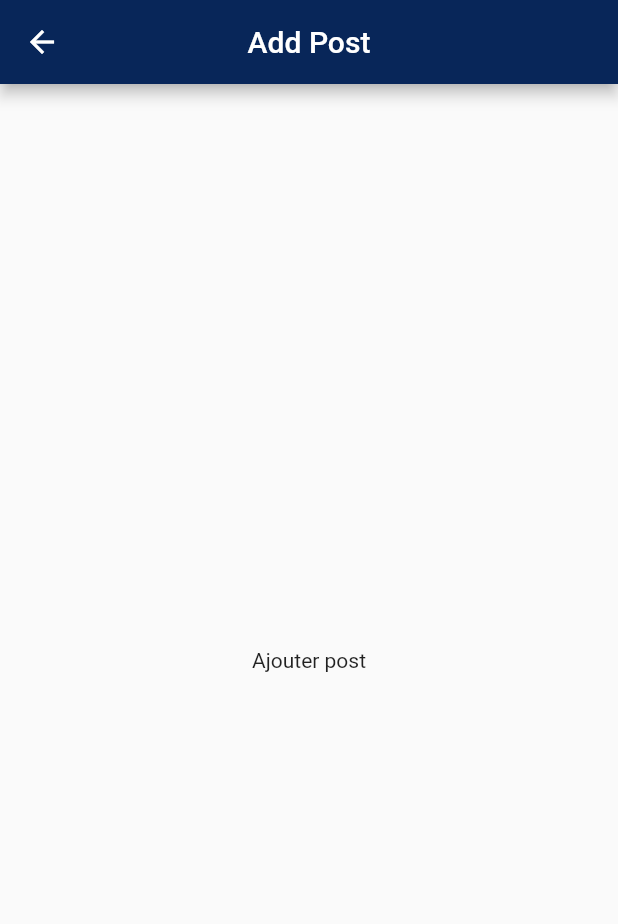
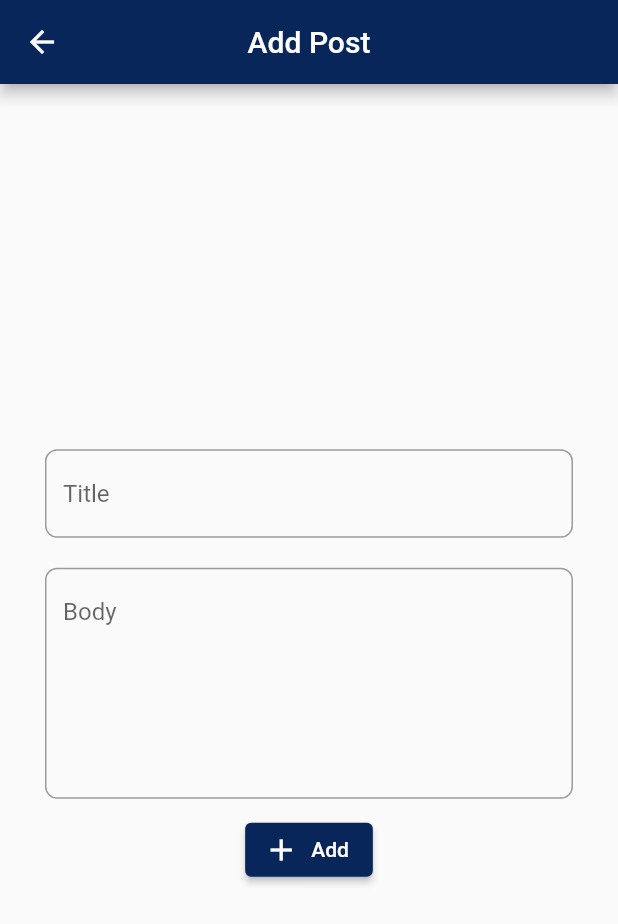
Before and after one commit to nizar-maatoug/post-app, a Flutter app: the PostAddUpdatePage screen opened directly, on a phone screen of 412 x 824 dp. Shown: the top 924 px of the screen. Run offline on Flutter 3.47's test engine with Material 2 defaults, Android fonts, the phone set to English and light mode, and no system bars; our stand-ins replace bloc, dartz, equatable, flutter_bloc, get_it, internet_connection_checker and 1 more; accounts and stored records are empty; network calls fail.

Commit message:
ajouter post v2

```diff
--- a/lib/features/posts/presentation/pages/post_add_update_page.dart
+++ b/lib/features/posts/presentation/pages/post_add_update_page.dart
@@ -1,4 +1,10 @@
 import 'package:flutter/material.dart';
+import 'package:flutter_bloc/flutter_bloc.dart';
+import 'package:posts_app/core/util/snack_bar_message.dart';
+import 'package:posts_app/core/widgets/loading_widget.dart';
+import 'package:posts_app/features/posts/presentation/bloc/add_update_delete_post/add_update_delete_post_bloc.dart';
+import 'package:posts_app/features/posts/presentation/pages/posts_page.dart';
+import 'package:posts_app/features/posts/presentation/widgets/post_add_update_widgets/form_widget.dart';
 import '../../domain/entities/post.dart';
 
 class PostAddUpdatePage extends StatelessWidget {
@@ -20,6 +26,32 @@ class PostAddUpdatePage extends StatelessWidget {
   }
 
   Widget _buildBody() {
-    return Center(child: Text('Ajouter post'));
+    return Center(
+      child: Padding(
+          padding: EdgeInsets.all(10),
+          child:
+              BlocConsumer<AddUpdateDeletePostBloc, AddUpdateDeletePostState>(
+            listener: (context, state) {
+              if (state is MessageAddUpdateDeletePostState) {
+                SnackBarMessage().showSuccessSnackBar(
+                    message: state.message, context: context);
+                Navigator.of(context).pushAndRemoveUntil(
+                    MaterialPageRoute(builder: (_) => PostPage()),
+                    (route) => false);
+              } else if (state is ErrorAddUpdateDeletePostState) {
+                SnackBarMessage().showErrorSnackBar(
+                    message: state.message, context: context);
+              }
+            },
+            builder: (context, state) {
+              if (state is LoadingAddUpdateDeletePostState) {
+                return LoadingWidget();
+              }
+
+              return FormWidget(
+                  isUpdatePost: isUpdatePost, post: isUpdatePost ? post : null);
+            },
+          )),
+    );
   }
 }
--- /dev/null
+++ b/lib/features/posts/presentation/widgets/post_add_update_widgets/form_submit_btn.dart
@@ -0,0 +1,20 @@
+import 'package:flutter/material.dart';
+
+class FormSubmitBtn extends StatelessWidget {
+  final void Function() onPressed;
+  final bool isUpdatePost;
+
+  const FormSubmitBtn({
+    Key? key,
+    required this.onPressed,
+    required this.isUpdatePost,
+  }) : super(key: key);
+
+  @override
+  Widget build(BuildContext context) {
+    return ElevatedButton.icon(
+        onPressed: onPressed,
+        icon: isUpdatePost ? Icon(Icons.edit) : Icon(Icons.add),
+        label: Text(isUpdatePost ? "Update" : "Add"));
+  }
+}
--- /dev/null
+++ b/lib/features/posts/presentation/widgets/post_add_update_widgets/form_widget.dart
@@ -0,0 +1,73 @@
+import 'package:flutter/material.dart';
+import 'package:flutter_bloc/flutter_bloc.dart';
+import 'package:posts_app/features/posts/presentation/bloc/add_update_delete_post/add_update_delete_post_bloc.dart';
+import 'package:posts_app/features/posts/presentation/widgets/post_add_update_widgets/form_submit_btn.dart';
+import 'package:posts_app/features/posts/presentation/widgets/post_add_update_widgets/text_form_field_widget.dart';
+
+import '../../../domain/entities/post.dart';
+
+class FormWidget extends StatefulWidget {
+  final bool isUpdatePost;
+  final Post? post;
+  const FormWidget({
+    Key? key,
+    required this.isUpdatePost,
+    this.post,
+  }) : super(key: key);
+
+  @override
+  State<FormWidget> createState() => _FormWidgetState();
+}
+
+class _FormWidgetState extends State<FormWidget> {
+  final _formKey = GlobalKey<FormState>();
+  TextEditingController _titleController = TextEditingController();
+  TextEditingController _bodyController = TextEditingController();
+
+  @override
+  void initState() {
+    if (widget.isUpdatePost) {
+      _titleController.text = widget.post!.title;
+      _bodyController.text = widget.post!.body;
+    }
+    super.initState();
+  }
+
+  @override
+  Widget build(BuildContext context) {
+    return Form(
+      key: _formKey,
+      child: Column(
+          mainAxisAlignment: MainAxisAlignment.center,
+          crossAxisAlignment: CrossAxisAlignment.center,
+          children: [
+            TextFormFieldWidget(
+                name: "Title", multiLines: false, controller: _titleController),
+            TextFormFieldWidget(
+                name: "Body", multiLines: true, controller: _bodyController),
+            FormSubmitBtn(
+                isUpdatePost: widget.isUpdatePost,
+                onPressed: validateFormThenUpdateOrAddPost),
+          ]),
+    );
+  }
+
+  void validateFormThenUpdateOrAddPost() {
+    final isValid = _formKey.currentState!.validate();
+
+    if (isValid) {
+      final post = Post(
+          id: widget.isUpdatePost ? widget.post!.id : null,
+          title: _titleController.text,
+          body: _bodyController.text);
+
+      if (widget.isUpdatePost) {
+        BlocProvider.of<AddUpdateDeletePostBloc>(context)
+            .add(UpdatePostEvent(post: post));
+      } else {
+        BlocProvider.of<AddUpdateDeletePostBloc>(context)
+            .add(AddPostEvent(post: post));
+      }
+    }
+  }
+}
--- /dev/null
+++ b/lib/features/posts/presentation/widgets/post_add_update_widgets/text_form_field_widget.dart
@@ -0,0 +1,26 @@
+import 'package:flutter/material.dart';
+
+class TextFormFieldWidget extends StatelessWidget {
+  final TextEditingController controller;
+  final bool multiLines;
+  final String name;
+  const TextFormFieldWidget({
+    Key? key,
+    required this.controller,
+    required this.multiLines,
+    required this.name,
+  }) : super(key: key);
+
+  @override
+  Widget build(BuildContext context) {
+    return Padding(
+        padding: EdgeInsets.symmetric(vertical: 10, horizontal: 20),
+        child: TextFormField(
+          minLines: multiLines ? 6 : 1,
+          maxLines: multiLines ? 6 : 1,
+          controller: controller,
+          validator: (val) => val!.isEmpty ? "$name Can't be empty" : null,
+          decoration: InputDecoration(hintText: name),
+        ));
+  }
+}
```
Also changed, not shown: lib/core/util/snack_bar_message.dart (added, +29 -0 lines).
